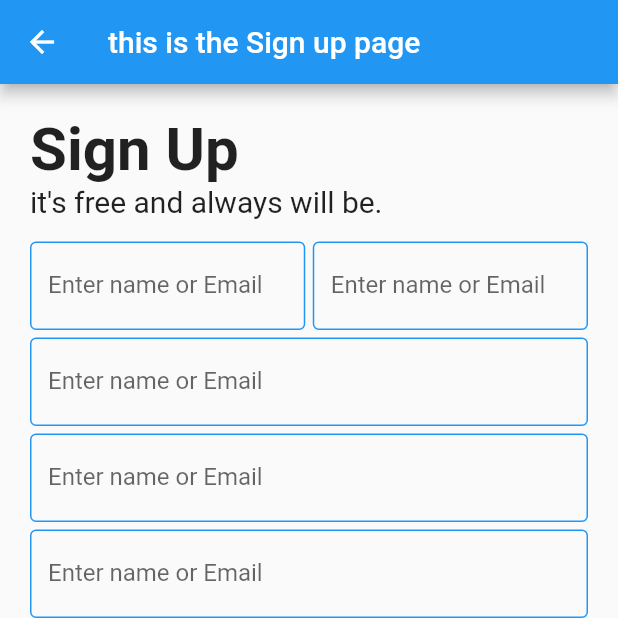
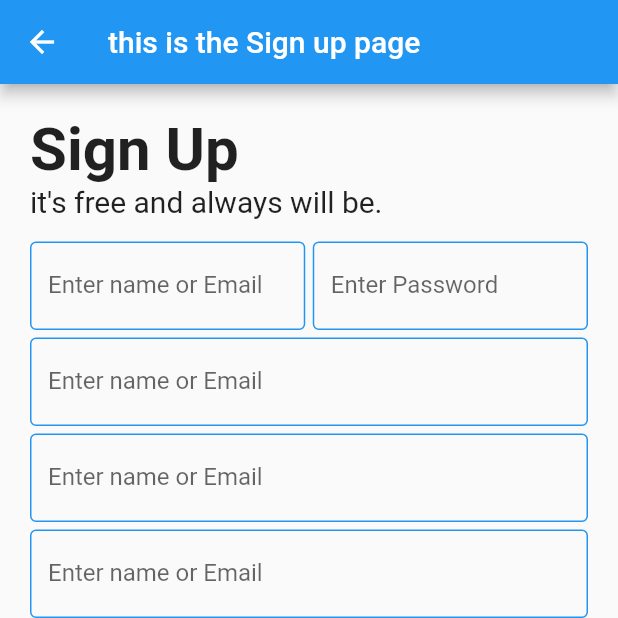
Before and after one commit to Haileliul/fbclone, a Flutter app: the signup screen opened directly, on a phone screen of 412 x 824 dp, the top half of it. Run offline on Flutter 3.47's test engine with Material 2 defaults, Android fonts, the phone set to English and light mode, and no system bars; our stand-ins replace firebase_auth, firebase_core; missing offline and left inert: switcher_button; accounts and stored records are empty.

Commit message:
updated signup page

```diff
--- a/lib/signup.dart
+++ b/lib/signup.dart
@@ -77,9 +77,9 @@ class signup extends StatelessWidget {
                           Expanded(
                             flex: 1,
                             child: TextFormField(
-                              controller: _EmailController,
+                              controller: _Passwordontroller,
                               decoration: InputDecoration(
-                                label: Text("Enter name or Email"),
+                                label: Text("Enter Password"),
                                 enabledBorder: OutlineInputBorder(
                                   borderSide:
                                       BorderSide(width: 1, color: Colors.blue),
```
